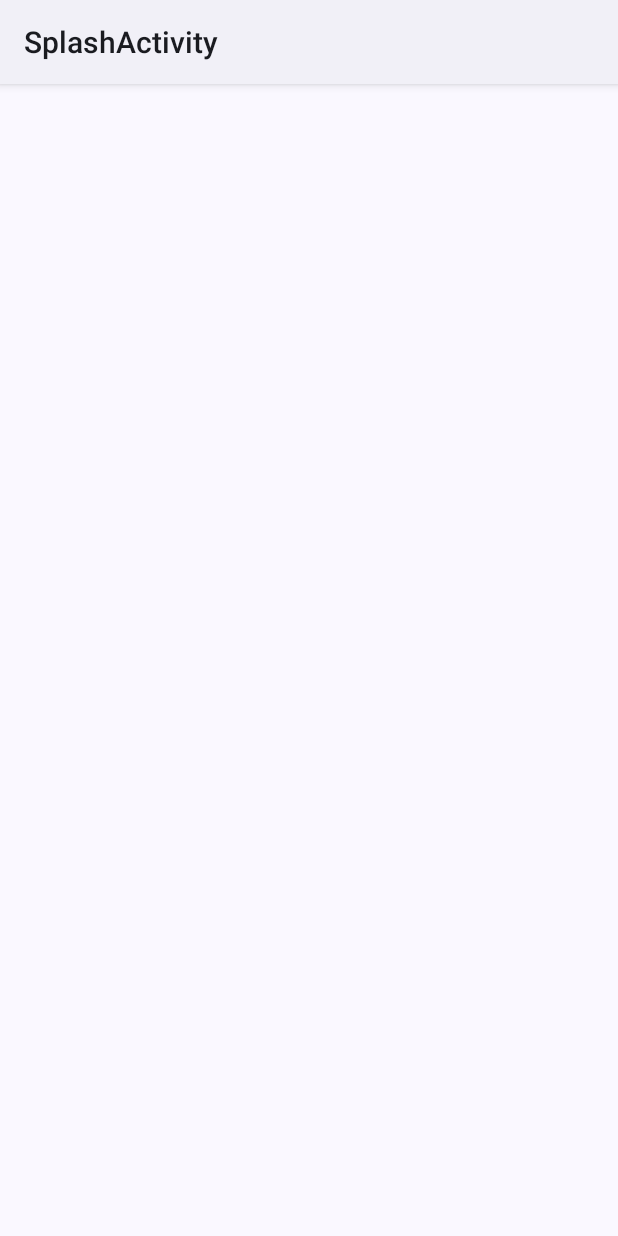
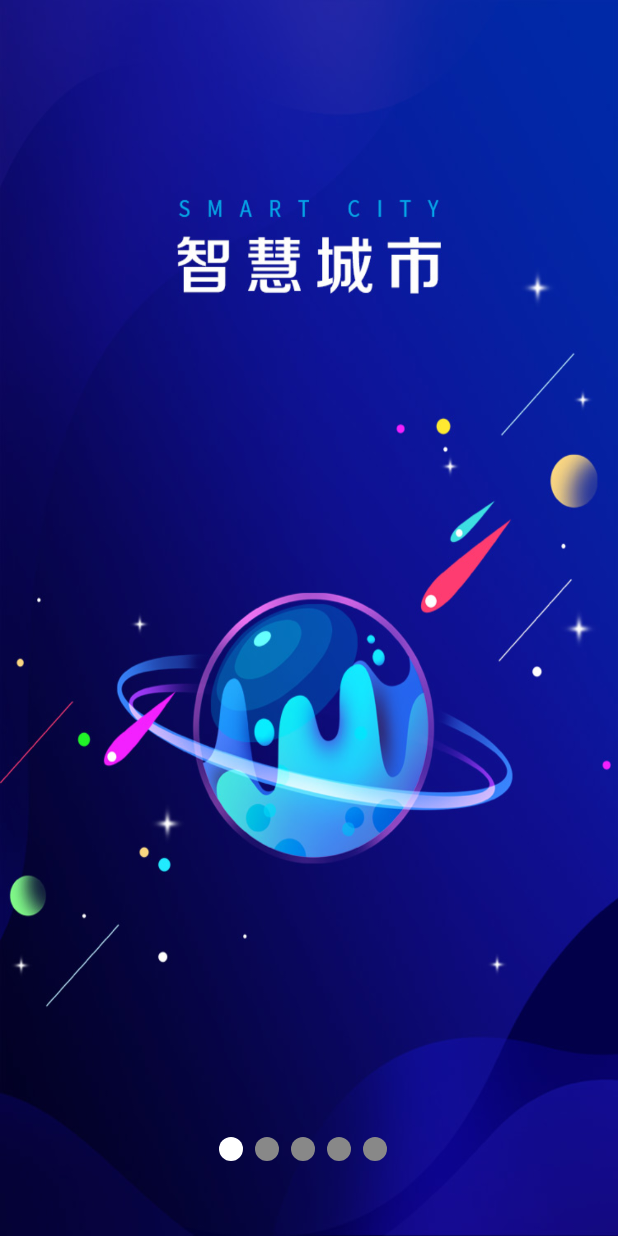
Before and after one commit to wzj042/SmartCity, an Android app built with Jetpack Compose: the screen it shows after launch (SplashActivity before the commit, IntroActivity after it), on a phone screen of 412 x 824 dp. Run offline under Robolectric (Android 15) with nearby library versions, the phone set to English and light mode, and no system bars.

Commit message:
IntroActivity ui finished

```diff
--- /dev/null
+++ b/app/src/main/java/cn/xqher/smartcity/SmartCityApplication.kt
@@ -0,0 +1 @@
+package cn.xqher.smartcity
--- a/app/src/main/java/cn/xqher/smartcity/activity/SplashActivity.kt
+++ b/app/src/main/java/cn/xqher/smartcity/activity/IntroActivity.kt
@@ -6,22 +6,29 @@ import androidx.activity.compose.setContent
 import androidx.compose.foundation.layout.fillMaxSize
 import androidx.compose.material3.MaterialTheme
 import androidx.compose.material3.Surface
-import androidx.compose.material3.Text
-import androidx.compose.runtime.Composable
 import androidx.compose.ui.Modifier
-import androidx.compose.ui.tooling.preview.Preview
+import cn.xqher.smartcity.R
+import cn.xqher.smartcity.screen.IntroScreen
 import cn.xqher.smartcity.ui.theme.SmartCityTheme
 
-class SplashActivity : ComponentActivity() {
+// 不用SplashActivity命名，避免自定义的SplashActivity和系统的SplashActivity冲突
+class IntroActivity : ComponentActivity() {
+
+
     override fun onCreate(savedInstanceState: Bundle?) {
         super.onCreate(savedInstanceState)
+//        为了解决 postSplashScreenTheme 无法跳转相应 Theme 的问题
+//        不想弄沉浸状态栏的无奈之举
+        setTheme(
+            R.style.Theme_Banner
+        )
         setContent {
             SmartCityTheme {
-                 Surface(
+                Surface(
                     modifier = Modifier.fillMaxSize(),
                     color = MaterialTheme.colorScheme.background
                 ) {
-
+                    IntroScreen()
                 }
             }
         }
--- /dev/null
+++ b/app/src/main/java/cn/xqher/smartcity/screen/IntroScreen.kt
@@ -0,0 +1,124 @@
+package cn.xqher.smartcity.screen
+
+import android.content.Intent
+import androidx.compose.foundation.ExperimentalFoundationApi
+import androidx.compose.foundation.Image
+import androidx.compose.foundation.background
+import androidx.compose.foundation.clickable
+import androidx.compose.foundation.layout.Box
+import androidx.compose.foundation.layout.Row
+import androidx.compose.foundation.layout.Spacer
+import androidx.compose.foundation.layout.fillMaxSize
+import androidx.compose.foundation.layout.padding
+import androidx.compose.foundation.layout.size
+import androidx.compose.foundation.layout.width
+import androidx.compose.foundation.pager.HorizontalPager
+import androidx.compose.foundation.pager.rememberPagerState
+import androidx.compose.foundation.shape.CircleShape
+import androidx.compose.material3.Button
+import androidx.compose.material3.Text
+import androidx.compose.runtime.Composable
+import androidx.compose.ui.Alignment
+import androidx.compose.ui.Modifier
+import androidx.compose.ui.draw.clip
+import androidx.compose.ui.graphics.Color
+import androidx.compose.ui.layout.ContentScale
+import androidx.compose.ui.res.painterResource
+import androidx.compose.ui.tooling.preview.Preview
+import androidx.compose.ui.unit.dp
+import cn.xqher.smartcity.R
+
+
+private val imageList = listOf(
+    R.drawable.introa,
+    R.drawable.introb,
+    R.drawable.introc,
+    R.drawable.introd,
+    R.drawable.introe,
+)
+
+@OptIn(ExperimentalFoundationApi::class)
+@Composable
+fun IntroScreen(
+    modifier: Modifier = Modifier
+) {
+    val pagerState = rememberPagerState { imageList.size }
+
+    HorizontalPager(
+        state = pagerState,
+        modifier = modifier.fillMaxSize()
+    ) { pageIndex ->
+        val imageId = imageList[pageIndex]
+
+        Image(
+            painter = painterResource(id = imageId),
+            contentDescription = "intro",
+            modifier = Modifier.fillMaxSize(),
+            contentScale = ContentScale.FillBounds
+        )
+
+
+    }
+
+    // 指示器
+    Box(Modifier.fillMaxSize()) {
+        Row(
+            Modifier
+                .align(Alignment.BottomCenter)
+                .padding(bottom = 50.dp)
+        ) {
+            imageList.forEachIndexed { index, _ ->
+                val color = if (index == pagerState.currentPage) Color.White else Color.Gray
+                Box(
+                    Modifier
+                        .size(16.dp)
+                        .clip(CircleShape)
+                        .background(color)
+                )
+                Spacer(modifier = Modifier.width(8.dp))
+            }
+        }
+    }
+
+    if (pagerState.currentPage == imageList.lastIndex) {
+
+        Box(
+            Modifier
+                .fillMaxSize()
+        ) {
+            Text(
+                text = "网络设置",
+                color = Color.White,
+                modifier = Modifier
+                    .align(Alignment.TopEnd)
+                    .padding(top = 25.dp, end = 25.dp)
+                    .clickable {
+
+                    },
+            )
+            Button(
+                onClick = {
+//                        check if net config setup yet
+
+//                    context.startActivity(Intent(context, MainActivity::class.java))
+                },
+                modifier = Modifier
+                    .align(Alignment.BottomCenter)
+                    .padding(bottom = 100.dp, start = 50.dp, end = 50.dp)
+            ) {
+                Text(
+                    text = "进入主页"
+                )
+
+            }
+
+
+        }
+    }
+}
+
+@Preview(widthDp = 360, heightDp = 640)
+@Composable
+fun PreviewIntroScreen() {
+    IntroScreen()
+}
--- a/app/src/main/res/drawable/bg_splash.xml
+++ /dev/null
@@ -1,10 +0,0 @@
-<?xml version="1.0" encoding="utf-8"?>
-<layer-list xmlns:android="http://schemas.android.com/apk/res/android">
-    <item>
-        <color android:color="@color/secondary" />
-    </item>
-    <item>
-        <bitmap
-            android:src="@mipmap/app_logo" />
-    </item>
-</layer-list>
--- a/app/src/main/res/values/colors.xml
+++ b/app/src/main/res/values/colors.xml
@@ -11,4 +11,6 @@
     <color name="secondary">#A28E6E</color>
     <color name="tertiary">#B28960</color>
     <color name="neutral">#969088</color>
+    <color name="banner_status">#2226A7</color>
+
 </resources>
--- a/app/src/main/res/values/themes.xml
+++ b/app/src/main/res/values/themes.xml
@@ -1,11 +1,20 @@
 <?xml version="1.0" encoding="utf-8"?>
 <resources>
 
-    <style name="Theme.SmartCIty" parent="android:Theme.Material.Light.NoActionBar">
+    <style name="Theme.SmartCity" parent="android:Theme.Material.Light.NoActionBar">
         <item name="android:statusBarColor">@color/secondary</item>
     </style>
 
-    <style name="Theme.SplashScreen" parent="Theme.SmartCIty">
-        <item name="android:windowBackground">@drawable/bg_splash</item>
+<!--    只是为了跟-->
+    <style name="Theme.Banner" parent="android:Theme.Material.Light.NoActionBar">
+        <item name="android:statusBarColor">@color/banner_status</item>
+    </style>
+
+    <style name="Theme.Intro" parent="Theme.SplashScreen">
+        <item name="android:windowActionBar">false</item>
+        <item name="windowSplashScreenBackground">@color/tertiary</item>
+        <item name="windowSplashScreenAnimatedIcon">@mipmap/app_logo</item>
+        <item name="windowSplashScreenIconBackgroundColor">@color/secondary</item>
+        <item name="windowSplashScreenAnimationDuration">1000</item>
     </style>
 </resources>
--- a/settings.gradle.kts
+++ b/settings.gradle.kts
@@ -10,6 +10,7 @@ dependencyResolutionManagement {
     repositories {
         google()
         mavenCentral()
+        maven { url = uri("https://jitpack.io") }
     }
 }
 
```
Also changed, not shown: app/build.gradle.kts (+10 -0 lines), app/src/main/AndroidManifest.xml (+7 -8 lines), app/src/main/res/drawable/introa.jpg (added), app/src/main/res/drawable/introb.jpg (added), app/src/main/res/drawable/introc.jpg (added), app/src/main/res/drawable/introd.jpg (added), app/src/main/res/drawable/introe.jpg (added), 1 other file.
